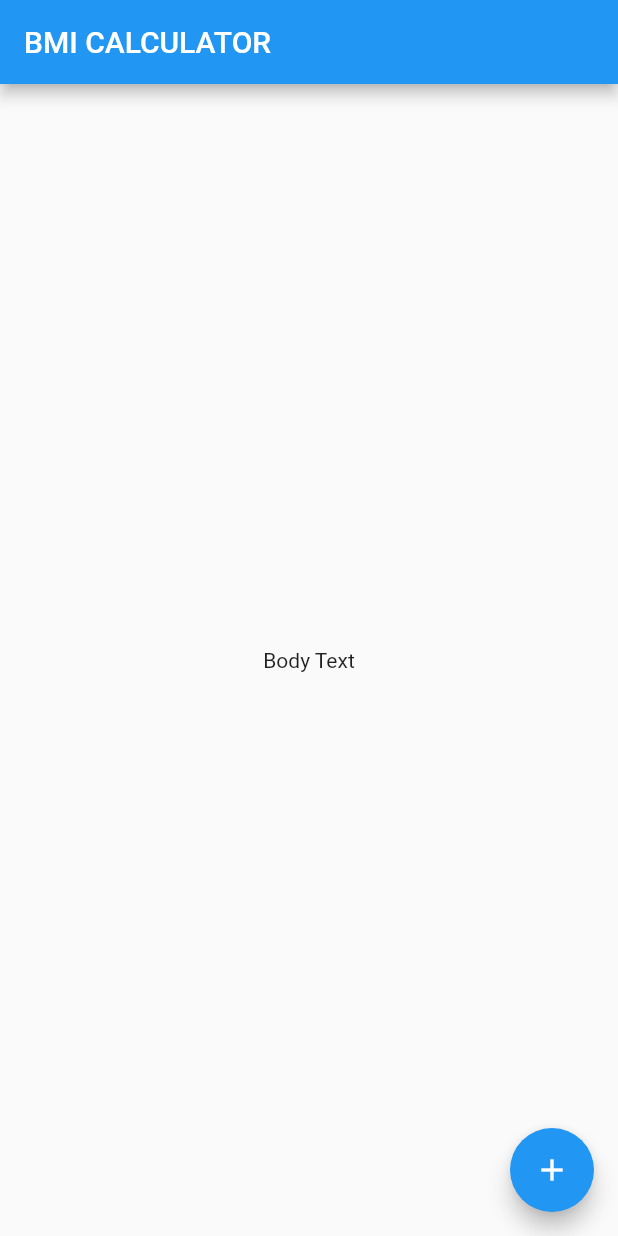
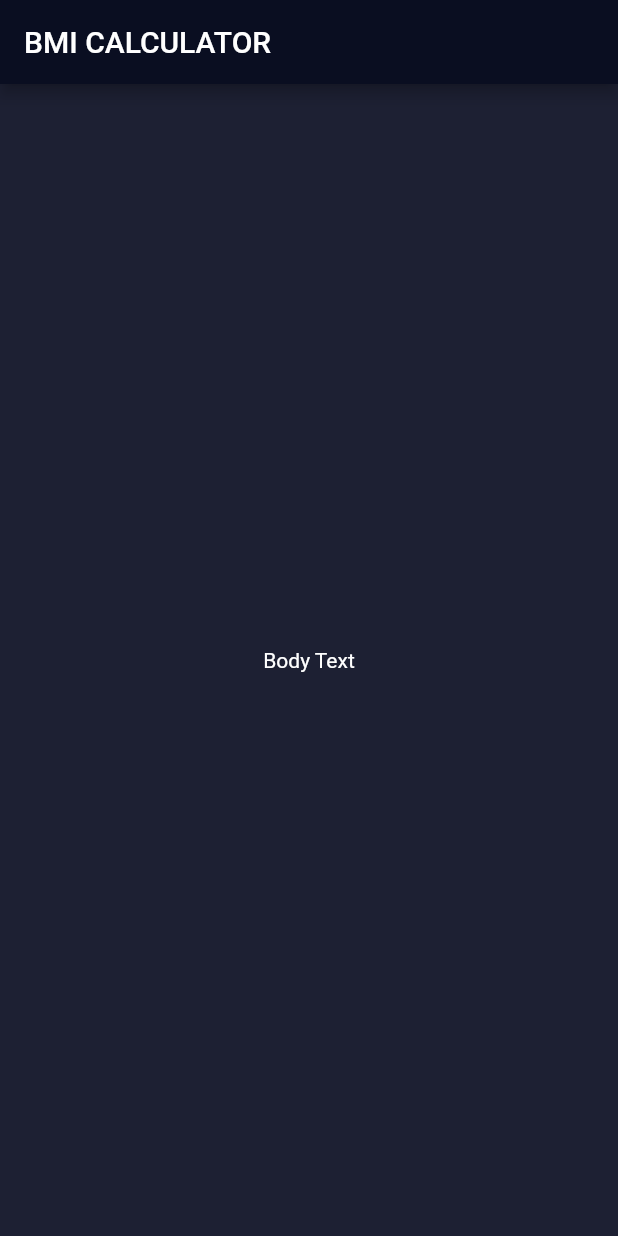
Before and after one commit to Aspabac/BMI_Calculator_flutter, a Flutter app: the screen it shows after launch, on a phone screen of 412 x 824 dp. Run offline on Flutter 3.47's test engine with Material 2 defaults, Android fonts, the phone set to English and light mode, and no system bars.

Commit message:
change theme and add an file

```diff
--- /dev/null
+++ b/lib/input_page.dart
@@ -0,0 +1,20 @@
+import 'package:flutter/material.dart';
+
+class InputPage extends StatefulWidget {
+  @override
+  _InputPageState createState() => _InputPageState();
+}
+
+class _InputPageState extends State<InputPage> {
+  @override
+  Widget build(BuildContext context) {
+    return Scaffold(
+      appBar: AppBar(
+        title: Text('BMI CALCULATOR'),
+      ),
+      body: Center(
+        child: Text('Body Text'),
+      ),
+    );
+  }
+}
--- a/lib/main.dart
+++ b/lib/main.dart
@@ -1,4 +1,5 @@
 import 'package:flutter/material.dart';
+import 'package:bmi_calculator/input_page.dart';
 
 void main() => runApp(BMICalculator());
 
@@ -6,29 +7,11 @@ class BMICalculator extends StatelessWidget {
   @override
   Widget build(BuildContext context) {
     return MaterialApp(
+      theme: ThemeData.dark().copyWith(
+        scaffoldBackgroundColor: Color(0xFF1D2033),
+        primaryColor: Color(0xFF0A0E21),
+      ),
       home: InputPage(),
     );
   }
 }
-
-class InputPage extends StatefulWidget {
-  @override
-  _InputPageState createState() => _InputPageState();
-}
-
-class _InputPageState extends State<InputPage> {
-  @override
-  Widget build(BuildContext context) {
-    return Scaffold(
-      appBar: AppBar(
-        title: Text('BMI CALCULATOR'),
-      ),
-      body: Center(
-        child: Text('Body Text'),
-      ),
-      floatingActionButton: FloatingActionButton(
-        child: Icon(Icons.add),
-      ),
-    );
-  }
-}
```
